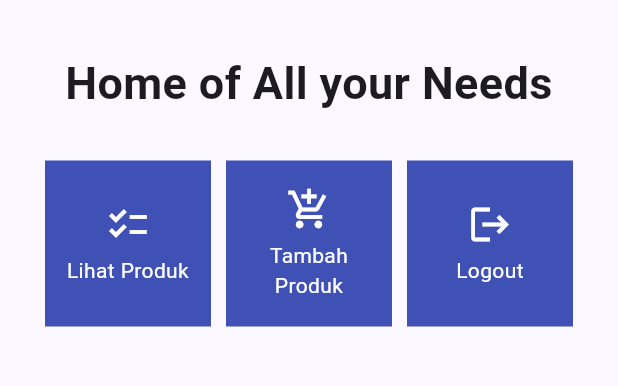
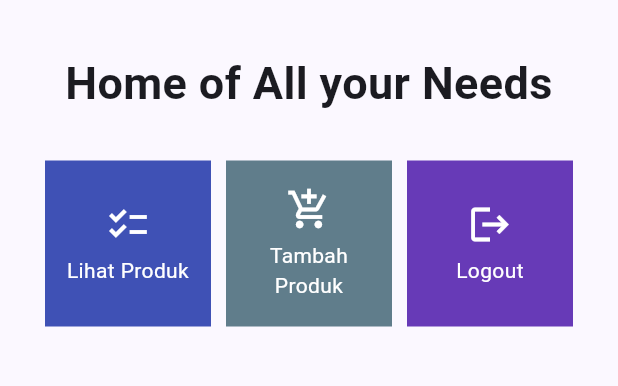
Before and after one commit to fritszoe/pacil_storage_mobile, a Flutter app: the screen it shows after launch, on a phone screen of 412 x 824 dp, the part 63-449 px from its top. Run offline on Flutter 3.47's test engine with Material 2 defaults, Android fonts, the light colour scheme and no system bars.

Commit message:
done bonus tugas-7

```diff
--- a/lib/menu.dart
+++ b/lib/menu.dart
@@ -4,9 +4,9 @@ class MyHomePage extends StatelessWidget {
   MyHomePage({Key? key}) : super(key: key);
 
   final List<ShopItem> items = [
-    ShopItem("Lihat Produk", Icons.checklist),
-    ShopItem("Tambah Produk", Icons.add_shopping_cart),
-    ShopItem("Logout", Icons.logout),
+    ShopItem("Lihat Produk", Icons.checklist, Colors.indigo),
+    ShopItem("Tambah Produk", Icons.add_shopping_cart, Colors.blueGrey),
+    ShopItem("Logout", Icons.logout, Colors.deepPurple),
   ];
 
   @override
@@ -61,8 +61,10 @@ class MyHomePage extends StatelessWidget {
 class ShopItem {
   final String name;
   final IconData icon;
+  //tambahin color
+  final Color color;
 
-  ShopItem(this.name, this.icon);
+  ShopItem(this.name, this.icon, this.color);
 }
 
 class ShopCard extends StatelessWidget {
@@ -73,7 +75,7 @@ class ShopCard extends StatelessWidget {
   @override
   Widget build(BuildContext context) {
     return Material(
-      color: Colors.indigo,
+      color: item.color, //ganti color sesuai item
       child: InkWell(
         // Area responsive terhadap sentuhan
         onTap: () {
```
Also changed, not shown: 1 other file.
